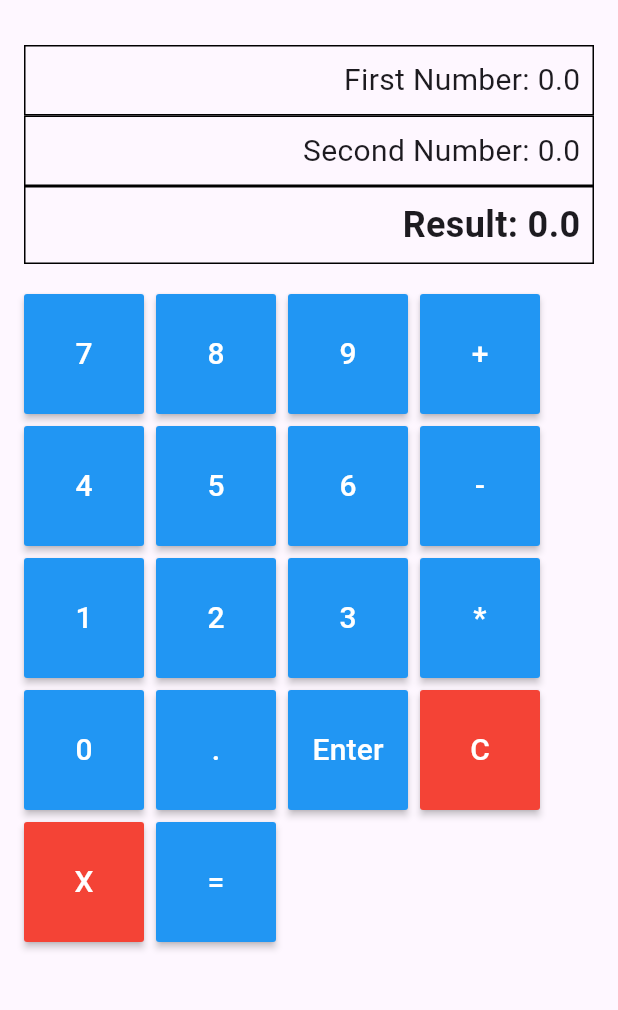
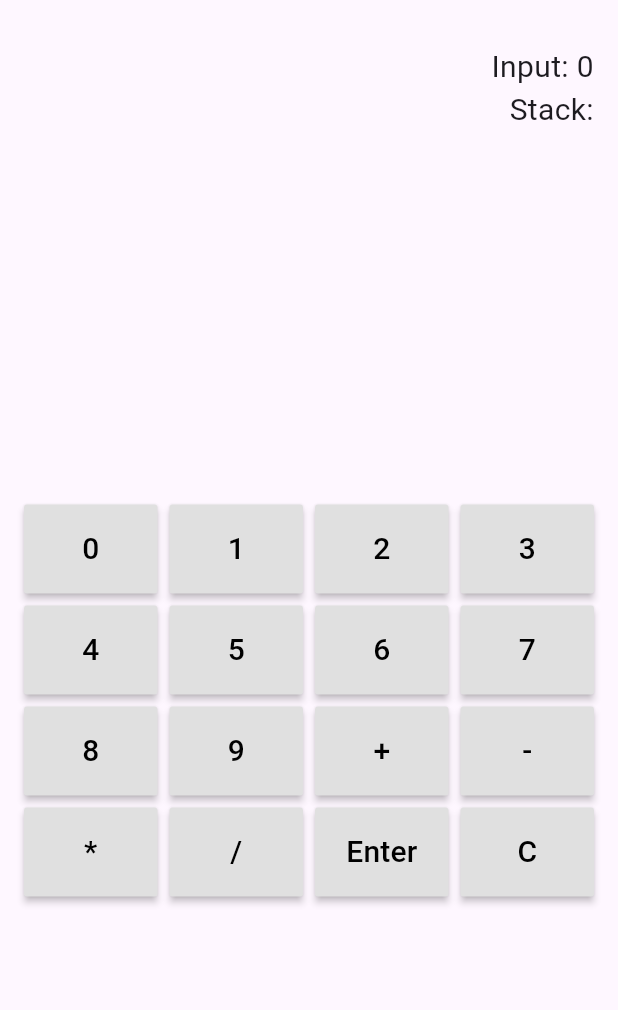
Before and after one commit to DoinaPlesca/Calculator-Mobile-App, a Flutter app: the screen it shows after launch, after a tap on an icon or button, on a phone screen of 412 x 824 dp, the part 63-1073 px from its top. Run offline on Flutter 3.47's test engine with Material 3 defaults, Android fonts, the light colour scheme and no system bars.

Commit message:
fixed the bag, now it works as it should

```diff
--- a/lib/calculator_screen_state.dart
+++ b/lib/calculator_screen_state.dart
@@ -2,77 +2,38 @@ import 'package:calculator/stack_calculator.dart';
 import 'package:flutter/cupertino.dart';
 import 'package:flutter/material.dart';
 import 'calculator_screen.dart';
-import 'command.dart';
 import 'operation_command.dart';
+
 
 /// this class manages the state of the CalculatorScreen widget,
 /// handles user input, updates the calculator's stack,
 /// and builds the user interface for the calculator screen.
 
+
 class CalculatorScreenState extends State<CalculatorScreen> {
   final StackCalculator _calculator = StackCalculator();
   String _input = '';
-
-  double _firstNumber = 0.0;
-  double _secondNumber = 0.0;
-  double _result = 0.0;
-
- void _handleButtonPress(String value) {
-    setState(() {
-      if (_isOperator(value)) {
-        // Execute operator command
-        _calculator.execute(OperationCommand(value));
-        // Update display with result
-        _firstNumber = _calculator.stack.isNotEmpty ? _calculator.stack.last : 0.0;
-        _secondNumber = 0.0; // Reset second number for next input
-      } else if (value == 'C') {
-        // Clear button: Reset calculator and display
-        _calculator.clear();
-        _firstNumber = 0.0;
-        _secondNumber = 0.0;
-        _result = 0.0;
-      } else if (value == '=') {
-        // Calculate result
-        _result = _calculator.stack.isNotEmpty ? _calculator.stack.last : 0.0;
-        // Clear stack
-        _calculator.clear();
-        // Update display with result
-        _firstNumber = _result;
-        _secondNumber = 0.0;
-      } else {
-        // If the input is empty or if the last input is an operator, start a new input
-        if (_input.isEmpty || _isOperator(_input[_input.length - 1])) {
-          _input = value;
-          _firstNumber = double.parse(_input); // Update first number with pressed number
-        } else {
-          _input += value; // Accumulate input digits
-          _secondNumber = double.parse(_input); // Update second number with pressed number
-        }
-      }
-    });
-  }
-
-
-
-  bool _isOperator(String value) {
-    return value == '+' || value == '-' || value == '*' || value == '/';
-  }
 
   @override
   Widget build(BuildContext context) {
     return Scaffold(
       appBar: AppBar(
-        title: const Text('Calculator'),
+        title: Text('Calculator'),
       ),
       body: Padding(
         padding: const EdgeInsets.all(16.0),
         child: Column(
           crossAxisAlignment: CrossAxisAlignment.stretch,
           children: <Widget>[
-            _buildDisplayArea(),
-
+            Expanded(
+              flex: 2,
+              child: _buildDisplayArea(),
+            ),
             const SizedBox(height: 20),
-            _buildButtonRow(),
+            Expanded(
+              flex: 3,
+              child: _buildButtonGrid(),
+            ),
           ],
         ),
       ),
@@ -83,86 +44,85 @@ class CalculatorScreenState extends State<CalculatorScreen> {
     return Column(
       crossAxisAlignment: CrossAxisAlignment.stretch,
       children: [
-        Container(
-          padding: const EdgeInsets.all(8.0),
-          decoration: BoxDecoration(
-            border: Border.all(),
-          ),
-          child: Text(
-            'First Number: $_firstNumber',
-            textAlign: TextAlign.right,
-            style: const TextStyle(fontSize: 20.0),
-          ),
+        Text(
+          'Input: $_input',
+          textAlign: TextAlign.right,
+          style: const TextStyle(fontSize: 20.0),
         ),
-        Container(
-          padding: const EdgeInsets.all(8.0),
-          decoration: BoxDecoration(
-            border: Border.all(),
-          ),
-          child: Text(
-            'Second Number: $_secondNumber',
-            textAlign: TextAlign.right,
-            style: const TextStyle(fontSize: 20.0),
-          ),
-        ),
-        Container(
-          padding: const EdgeInsets.all(8.0),
-          decoration: BoxDecoration(
-            border: Border.all(),
-          ),
-          child: Text(
-            'Result: $_result',
-            textAlign: TextAlign.right,
-            style: const TextStyle(fontSize: 24.0, fontWeight: FontWeight.bold),
-          ),
+        Text(
+          'Stack: ${_calculator.stackToString()}',
+          textAlign: TextAlign.right,
+          style: const TextStyle(fontSize: 20.0),
         ),
       ],
     );
   }
 
-
-
-  Widget _buildButtonRow() {
-    return Wrap(
-      spacing: 8.0,
-      runSpacing: 8.0,
-      children: <Widget>[
-        for (var value in [
-          '7',
-          '8',
-          '9',
-          '+',
-          '4',
-          '5',
-          '6',
-          '-',
-          '1',
-          '2',
-          '3',
-          '*',
-          '0',
-          '.',
-          'Enter',
-          'C',
-          'X',
-          '='
-        ])
-          _buildButton(value),
+  Widget _buildButtonGrid() {
+    return GridView.count(
+      crossAxisCount: 4,
+      childAspectRatio: 1.5,
+      crossAxisSpacing: 8.0,
+      mainAxisSpacing: 8.0,
+      children: [
+        ..._buildNumberButtons(),
+        ..._buildOperatorButtons(),
+        _buildEnterButton(),
+        _buildClearButton(),
       ],
     );
+  }
+
+  List<Widget> _buildNumberButtons() {
+    return List.generate(
+      10,
+          (index) => _buildButton(index.toString()),
+    );
+  }
+
+  List<Widget> _buildOperatorButtons() {
+    return ['+', '-', '*', '/'].map((op) => _buildButton(op)).toList();
+  }
+
+  Widget _buildEnterButton() {
+    return _buildButton('Enter');
+  }
+
+  Widget _buildClearButton() {
+    return _buildButton('C');
   }
 
   Widget _buildButton(String value) {
     return MaterialButton(
       onPressed: () => _handleButtonPress(value),
-      color: value == 'C' || value == 'X' ? Colors.red : Colors.blue,
-      textColor: Colors.white,
-      minWidth: 80.0,
-      height: 80.0,
+      color: Colors.grey[300],
+      textColor: Colors.black,
       child: Text(
         value,
         style: const TextStyle(fontSize: 20.0),
       ),
     );
   }
+
+  void _handleButtonPress(String value) {
+    setState(() {
+      if (_isOperator(value)) {
+        _calculator.execute(OperationCommand(value));
+      } else if (value == 'Enter') {
+        if (_input.isNotEmpty) {
+          _calculator.push(double.parse(_input));
+          _input = '';
+        }
+      } else if (value == 'C') {
+        _calculator.clear();
+        _input = '';
+      } else {
+        _input += value;
+      }
+    });
+  }
+
+  bool _isOperator(String value) {
+    return value == '+' || value == '-' || value == '*' || value == '/';
+  }
 }
--- a/lib/main.dart
+++ b/lib/main.dart
@@ -12,7 +12,7 @@ class CalculatorApp extends StatelessWidget {
     return MaterialApp(
       title: 'Calculator',
       theme: ThemeData(
-        primarySwatch: Colors.blue,
+        primarySwatch: Colors.grey,
       ),
       home: const CalculatorScreen(),
     );
```
